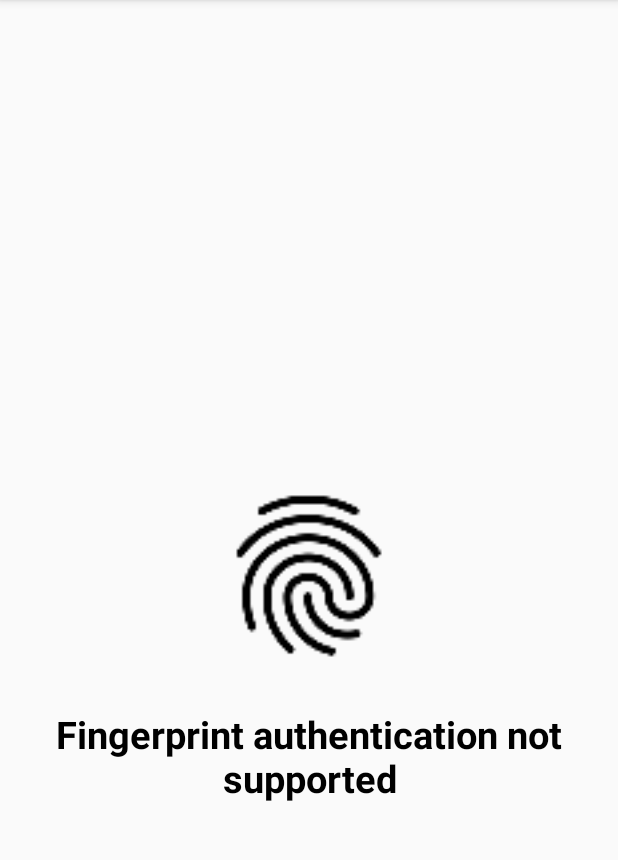
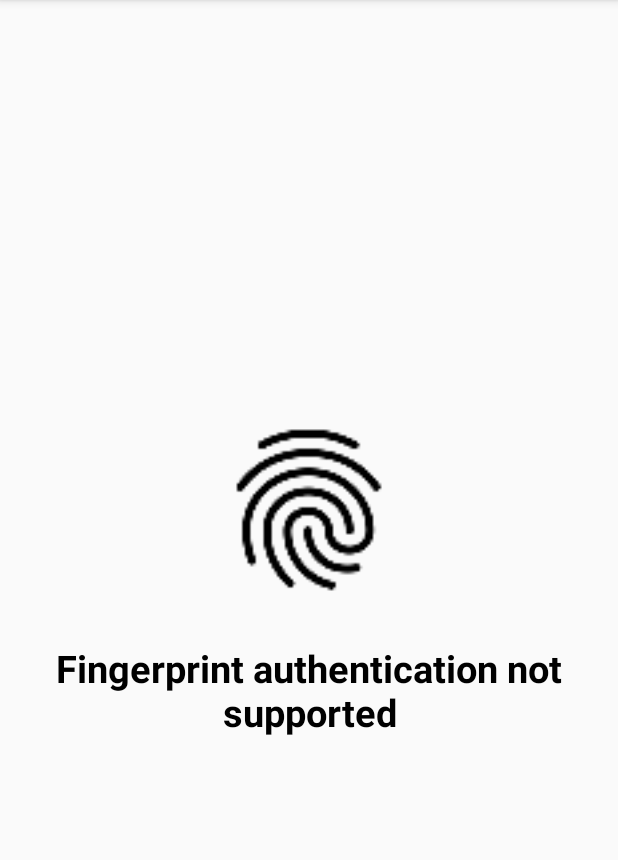
Before and after one commit to rahulmmohan/Fingerprint-Authentication-Demo, an Android app: the screen it shows after launch (MainActivity), on a phone screen of 412 x 824 dp, the part 84-944 px from its top. Run offline under Robolectric (Android 15) with nearby library versions, the phone set to English and light mode, and no system bars.

```diff
--- a/app/build.gradle
+++ b/app/build.gradle
@@ -25,6 +25,5 @@ dependencies {
         exclude group: 'com.android.support', module: 'support-annotations'
     })
     compile 'com.android.support:appcompat-v7:25.2.0'
-    compile 'com.android.support.constraint:constraint-layout:1.0.0-alpha8'
     testCompile 'junit:junit:4.12'
 }
--- a/app/src/main/res/layout/activity_main.xml
+++ b/app/src/main/res/layout/activity_main.xml
@@ -1,36 +1,25 @@
 <?xml version="1.0" encoding="utf-8"?>
-<android.support.constraint.ConstraintLayout xmlns:android="http://schemas.android.com/apk/res/android"
-    xmlns:tools="http://schemas.android.com/tools"
+<LinearLayout xmlns:android="http://schemas.android.com/apk/res/android"
     xmlns:app="http://schemas.android.com/apk/res-auto"
     android:layout_width="match_parent"
     android:layout_height="match_parent"
-    tools:context="com.overrideandroid.fingerprintauthenticationdemo.MainActivity">
-
+    android:orientation="vertical"
+    android:gravity="center">
 
     <ImageView
         android:id="@+id/imageViewFinger"
         android:layout_width="128dp"
         android:layout_height="128dp"
-        app:srcCompat="@drawable/ic_fingerprint_black_48dp"
-        tools:layout_constraintTop_creator="1"
-        tools:layout_constraintRight_creator="1"
-        tools:layout_constraintBottom_creator="1"
-        tools:layout_constraintLeft_creator="1"
-        app:layout_constraintBottom_toBottomOf="parent"
-        app:layout_constraintRight_toRightOf="parent"
-        app:layout_constraintLeft_toLeftOf="parent"
-        app:layout_constraintTop_toTopOf="parent" />
+        app:srcCompat="@drawable/ic_fingerprint_black_48dp" />
 
     <TextView
+        android:text="Authenticate using fingerprint!"
         android:layout_width="wrap_content"
         android:layout_height="wrap_content"
         android:id="@+id/textView"
         android:textStyle="bold"
         android:textColor="@android:color/black"
-        app:layout_constraintLeft_toLeftOf="parent"
-        app:layout_constraintRight_toRightOf="parent"
         android:layout_marginTop="24dp"
         android:gravity="center"
-        app:layout_constraintTop_toBottomOf="@+id/imageViewFinger"
         android:textSize="25sp" />
-</android.support.constraint.ConstraintLayout>
+</LinearLayout>
```
Also changed, not shown: app/src/main/java/com/overrideandroid/fingerprintauthenticationdemo/FingerprintHandler.java (deleted, +0 -62 lines), app/src/main/java/com/overrideandroid/fingerprintauthenticationdemo/MainActivity.java (+33 -3 lines).
